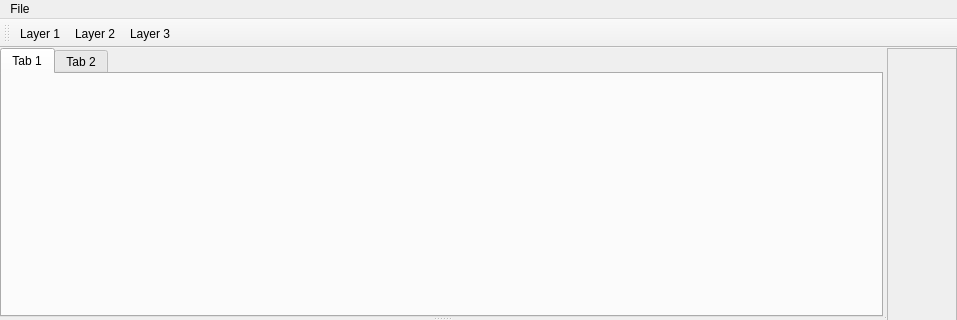
Qt form leveleditorwindow.ui (ExplosBlue/CoinKiller) before a commit; both pictures show x 0 to 957 and y 0 to 320 of the 957 by 622 pixel window.
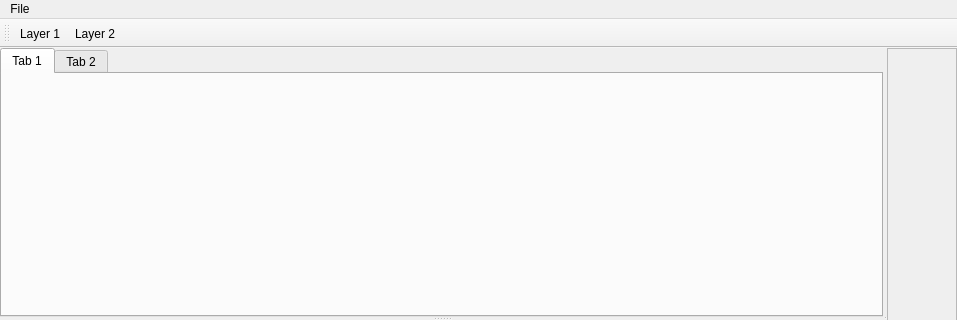
The same form after that commit.

Commit message: no layer0 for you, kids

What changed in the file:
```diff
--- a/leveleditorwindow.ui
+++ b/leveleditorwindow.ui
@@ -126,7 +126,6 @@
    </attribute>
    <addaction name="actionToggleLayer1"/>
    <addaction name="actionToggleLayer2"/>
-   <addaction name="actionToggleLayer3"/>
   </widget>
   <action name="actionDo_shit_I_guess">
    <property name="text">
@@ -155,17 +154,6 @@
     <string>derp</string>
    </property>
   </action>
-  <action name="actionToggleLayer3">
-   <property name="checkable">
-    <bool>true</bool>
-   </property>
-   <property name="text">
-    <string>Layer 3</string>
-   </property>
-   <property name="toolTip">
-    <string>berp</string>
-   </property>
-  </action>
  </widget>
  <resources/>
  <connections/>
```
The commit also changes 7 other files.
